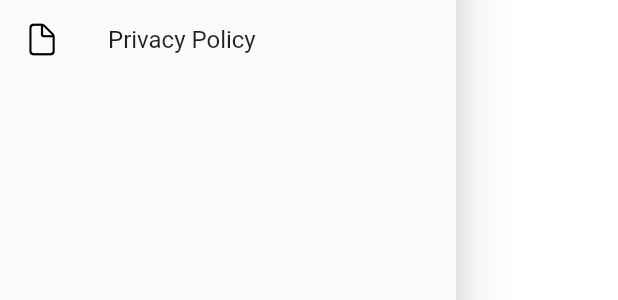
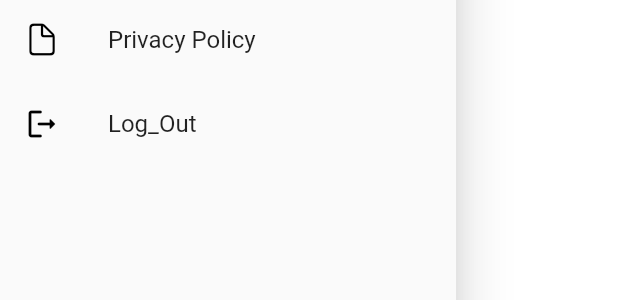
Before and after one commit to vishalmarand/food_app, a Flutter app: the Drawerwidget widget shown alone on an empty page, opened directly, on a phone screen of 412 x 824 dp. Shown: the part 592-892 px from the top of the screen. Run offline on Flutter 3.47's test engine with Material 2 defaults, Android fonts, the phone set to English and light mode, and no system bars; our stand-ins replace carousel_slider, flutter_rating_bar, google_nav_bar, pinput; missing offline and left inert: clippy_flutter, introduction_slider; network calls fail.

```diff
--- a/lib/drawbar/Drawerwidget.dart
+++ b/lib/drawbar/Drawerwidget.dart
@@ -69,6 +69,13 @@ class Drawerwidget extends StatelessWidget {
             ),
             title: Text("Privacy Policy"),
           ),
+          ListTile(
+            leading: Icon(
+              Icons.logout_rounded,
+              color: Colors.black,
+            ),
+            title: Text("Log_Out"),
+          ),
         ],
       ),
     );
```
